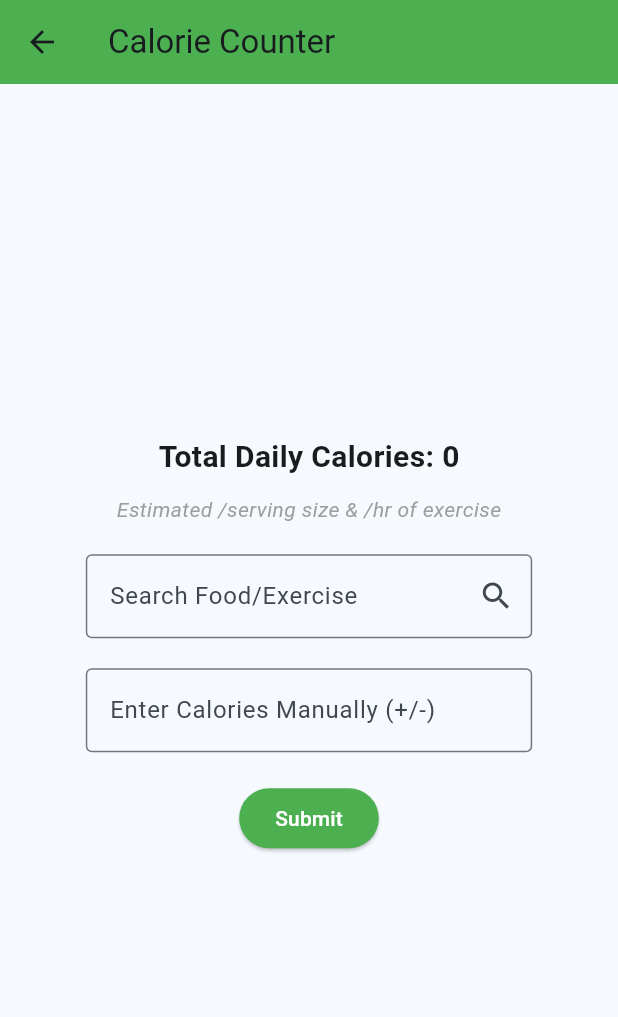
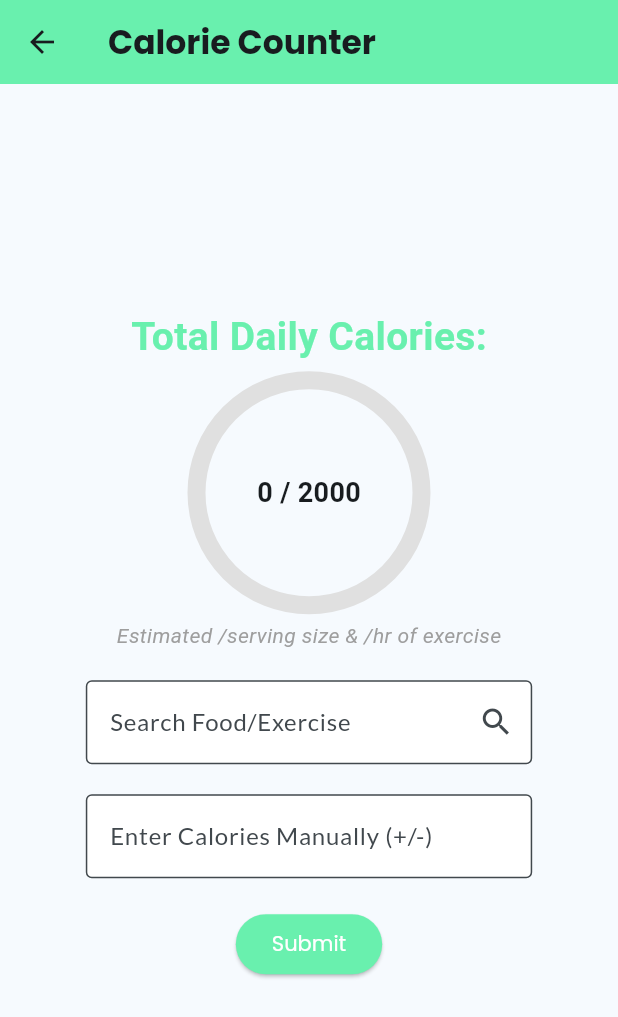
Before and after one commit to ElijahY123/HustleHard, a Flutter app: the CalorieCounterView screen opened directly with empty values, on a phone screen of 412 x 824 dp. Shown: the top 1017 px of the screen. Run offline on Flutter 3.47's test engine with Material 3 defaults, Android fonts, the phone set to English and light mode, and no system bars; our stand-ins replace cloud_firestore, drop_shadow_image, firebase_core, fl_chart, flutter_typeahead, font_awesome_flutter and 8 more; accounts and stored records are empty.

Commit message:
Updated UI

```diff
--- a/lib/Views/CalorieCounter.dart
+++ b/lib/Views/CalorieCounter.dart
@@ -1,5 +1,6 @@
 import 'package:flutter/material.dart';
 import 'package:flutter_typeahead/flutter_typeahead.dart';
+import 'package:google_fonts/google_fonts.dart';
 import '../Model/CalorieData.dart'; // Import CalorieData
 
 class CalorieCounterView extends StatefulWidget {
@@ -23,10 +24,15 @@ class _CalorieCounterViewState extends State<CalorieCounterView> {
 
   @override
   Widget build(BuildContext context) {
+    double calorieProgress = widget.totalCalories / 2000;
+
     return Scaffold(
       appBar: AppBar(
-        title: Text('Calorie Counter'),
-        backgroundColor: Colors.green,
+        title: Text(
+          'Calorie Counter',
+          style: GoogleFonts.poppins(fontWeight: FontWeight.bold),
+        ),
+        backgroundColor: Colors.greenAccent,
       ),
       body: Center(
         child: SingleChildScrollView(
@@ -38,13 +44,44 @@ class _CalorieCounterViewState extends State<CalorieCounterView> {
               mainAxisAlignment: MainAxisAlignment.center,
               children: [
                 Text(
-                  'Total Daily Calories: ${widget.totalCalories}',
-                  style: TextStyle(fontSize: 20, fontWeight: FontWeight.bold),
+                  'Total Daily Calories:',
+                  style: TextStyle(
+                    fontSize: 26,
+                    fontWeight: FontWeight.bold,
+                    color: Colors.greenAccent,
+                  ),
+                ),
+                SizedBox(height: 10),
+                Stack(
+                  alignment: Alignment.center,
+                  children: [
+                    SizedBox(
+                      height: 150,
+                      width: 150,
+                      child: CircularProgressIndicator(
+                        value: calorieProgress,
+                        backgroundColor: Colors.grey[300],
+                        color: Colors.greenAccent,
+                        strokeWidth: 12,
+                      ),
+                    ),
+                    Text(
+                      '${widget.totalCalories} / 2000',
+                      style: TextStyle(
+                        fontSize: 18,
+                        fontWeight: FontWeight.bold,
+                      ),
+                    ),
+                  ],
                 ),
                 SizedBox(height: 10),
                 Text(
                   'Estimated /serving size & /hr of exercise',
-                  style: TextStyle(fontSize: 14, fontStyle: FontStyle.italic, color: Colors.grey),
+                  style: TextStyle(
+                    fontSize: 14,
+                    fontStyle: FontStyle.italic,
+                    color: Colors.grey,
+                  ),
                 ),
                 SizedBox(height: 20),
                 _buildTypeAheadFormField(),
@@ -66,11 +103,7 @@ class _CalorieCounterViewState extends State<CalorieCounterView> {
     return TypeAheadFormField(
       textFieldConfiguration: TextFieldConfiguration(
         controller: typeAheadController,
-        decoration: InputDecoration(
-          labelText: 'Search Food/Exercise',
-          border: OutlineInputBorder(),
-          suffixIcon: Icon(Icons.search),
-        ),
+        decoration: _inputDecoration('Search Food/Exercise'),
       ),
       suggestionsCallback: (pattern) {
         return CalorieData.searchItems(pattern);
@@ -90,10 +123,7 @@ class _CalorieCounterViewState extends State<CalorieCounterView> {
     return TextField(
       controller: manualEntryController,
       keyboardType: TextInputType.number,
-      decoration: InputDecoration(
-        labelText: 'Enter Calories Manually (+/-)',
-        border: OutlineInputBorder(),
-      ),
+      decoration: _inputDecoration('Enter Calories Manually (+/-)'),
     );
   }
 
@@ -110,7 +140,9 @@ class _CalorieCounterViewState extends State<CalorieCounterView> {
       },
       child: Text('Submit'),
       style: ElevatedButton.styleFrom(
-        foregroundColor: Colors.white, backgroundColor: Colors.green,
+        primary: Colors.greenAccent, // New button color
+        onPrimary: Colors.white, // Text color
+        textStyle: GoogleFonts.poppins(), // Custom font for button
       ),
     );
   }
@@ -123,4 +155,15 @@ class _CalorieCounterViewState extends State<CalorieCounterView> {
     )
         : Container();
   }
+
+  InputDecoration _inputDecoration(String label) {
+    return InputDecoration(
+      labelText: label,
+      border: OutlineInputBorder(),
+      suffixIcon: label.contains('Search') ? Icon(Icons.search) : null,
+      labelStyle: GoogleFonts.lato(), // Custom font
+      fillColor: Colors.white,
+      filled: true,
+    );
+  }
 }
--- a/lib/Views/YoutubeView.dart
+++ b/lib/Views/YoutubeView.dart
@@ -1,5 +1,6 @@
 import 'package:flutter/material.dart';
 import 'package:youtube_player_flutter/youtube_player_flutter.dart';
+import 'package:google_fonts/google_fonts.dart';
 
 class VideoInfo {
   final String topic;
@@ -26,11 +27,17 @@ class YoutubeView extends StatelessWidget {
   Widget build(BuildContext context) {
     return Scaffold(
       appBar: AppBar(
-        title: Text('Video Guides'),
-        backgroundColor: Colors.blue, // Customize the app bar color
+        title: Text(
+          'Video Guides',
+          style: GoogleFonts.poppins(
+            fontWeight: FontWeight.bold,
+            fontSize: 26,
+          ),
+        ),
+        backgroundColor: Colors.red, // Customize the app bar color
       ),
       body: Container(
-        color: Colors.grey[200], // Customize the background color
+        color: Colors.black12, // Customize the background color
         child: ListView.builder(
           itemCount: videoInfos.length,
           itemBuilder: (context, index) {
```
